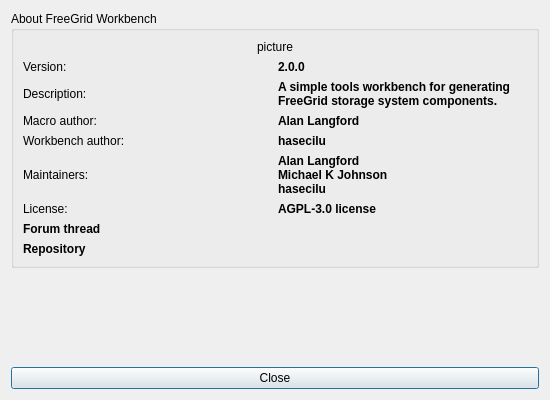
This is freecad/freegrid/resources/ui/about.ui in instancezero/in3dca-freegrid as Qt 5 draws it before an edit. The edited form follows.
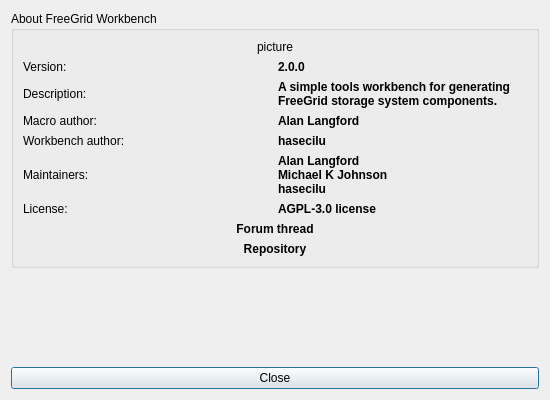
This is the edited form. Custom widgets are drawn as their Qt base class.

Commit message: chore: center hyperlinks on "About" dialog

Patch:
```diff
--- a/freecad/freegrid/resources/ui/about.ui
+++ b/freecad/freegrid/resources/ui/about.ui
@@ -244,6 +244,9 @@
         <property name="text">
          <string>Forum thread</string>
         </property>
+        <property name="alignment">
+         <set>Qt::AlignCenter</set>
+        </property>
         <property name="url">
          <string notr="true">https://forum.freecad.org/viewtopic.php?p=613002#p613002</string>
         </property>
@@ -263,6 +266,9 @@
         <property name="text">
          <string>Repository</string>
         </property>
+        <property name="alignment">
+         <set>Qt::AlignCenter</set>
+        </property>
         <property name="url">
          <string notr="true">https://github.com/instancezero/in3dca-freegrid/tree/WorkBench</string>
         </property>
```
